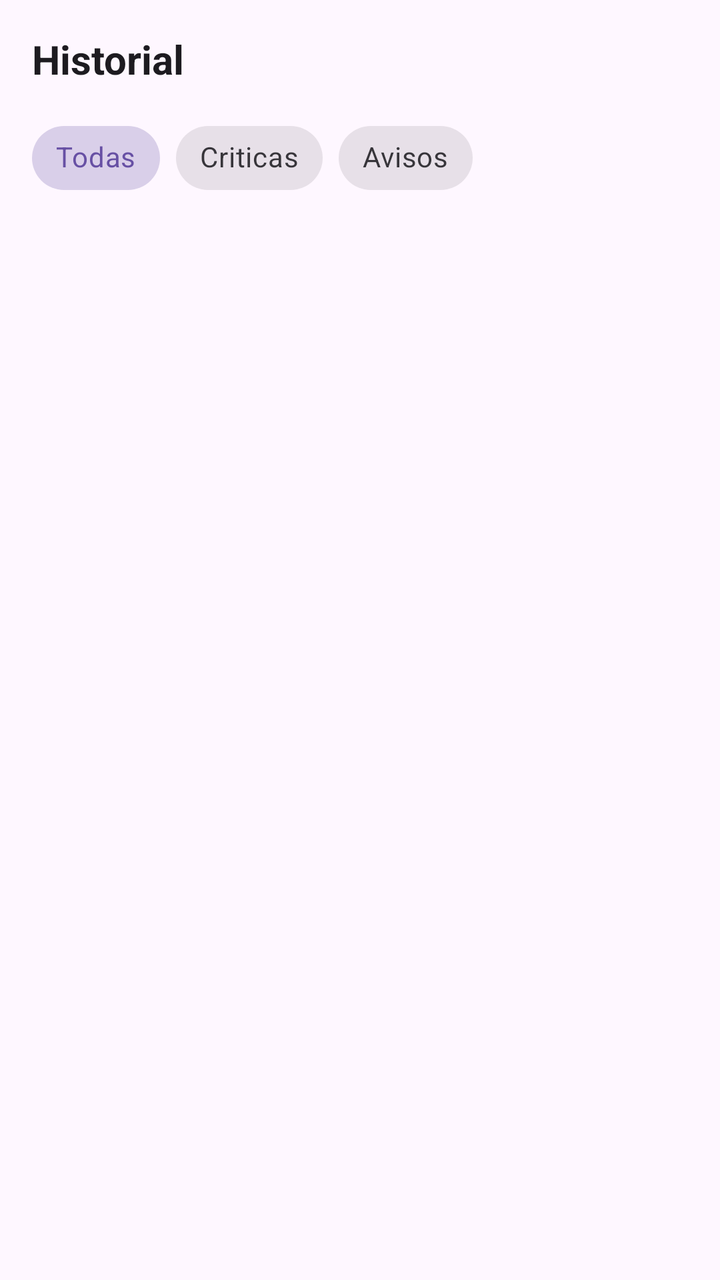
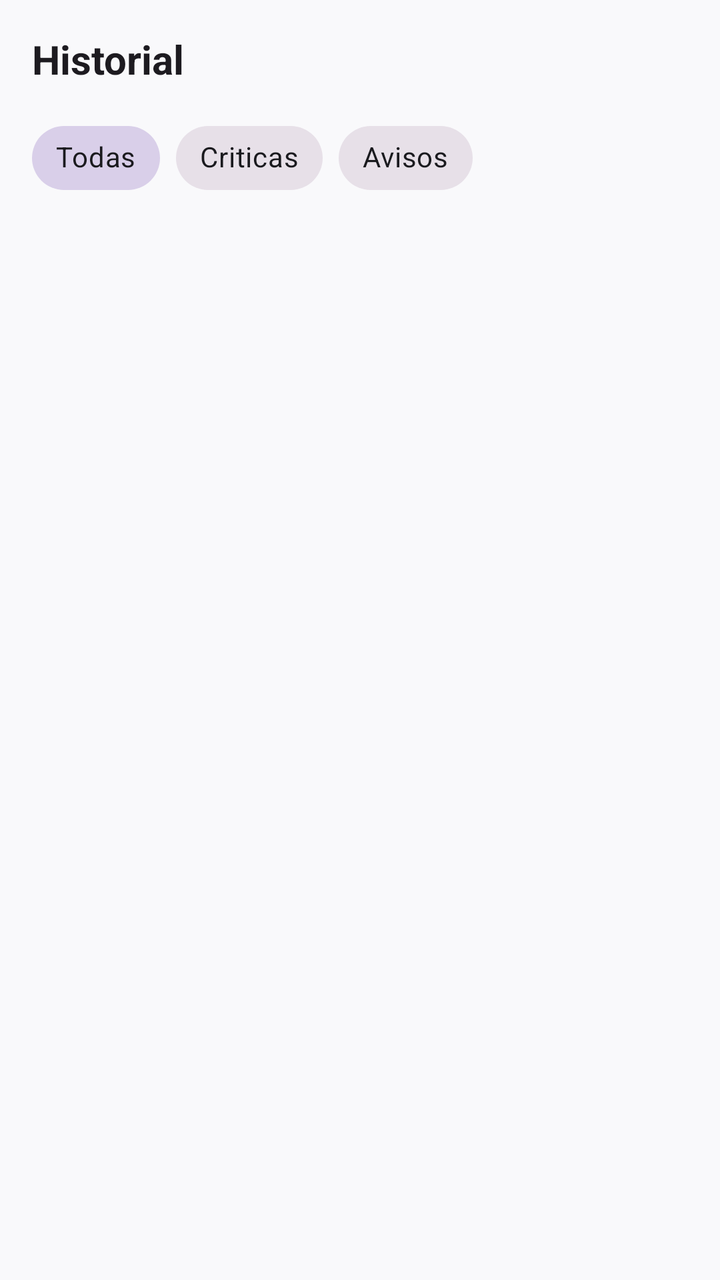

The first picture is an Android layout as it rendered before a commit; the second is the same layout after the commit. The layout source and the unified diff follow.
<!-- AndroidManifest.xml: application theme Theme.AlertBLO -->
<!-- res/layout/fragment_historial.xml -->
<?xml version="1.0" encoding="utf-8"?>
<LinearLayout xmlns:android="http://schemas.android.com/apk/res/android"
    android:orientation="vertical"
    android:layout_width="match_parent"
    android:layout_height="match_parent"
    android:padding="16dp" >

    <TextView
        android:id="@+id/historial"
        android:layout_width="match_parent"
        android:layout_height="wrap_content"
        android:text="@string/txt_historial_alertas"
        android:textSize="20sp"
        android:textStyle="bold"
        android:paddingBottom="12dp"
        android:textColor="?attr/colorOnSurface" />

    <com.google.android.material.chip.ChipGroup
        android:id="@+id/chipGroupFiltros"
        android:layout_width="match_parent"
        android:layout_height="wrap_content"
        android:paddingBottom="12dp" >

        <com.google.android.material.chip.Chip
            android:id="@+id/chipTodas"
            android:layout_width="wrap_content"
            android:layout_height="wrap_content"
            android:text="@string/txt_todas"
            android:checked="true"
            style="@style/Widget.MaterialComponents.Chip.Choice" />

        <com.google.android.material.chip.Chip
            android:id="@+id/chipAlertaCritica"
            android:layout_width="wrap_content"
            android:layout_height="wrap_content"
            android:text="@string/txt_critica"
            style="@style/Widget.MaterialComponents.Chip.Choice" />

        <com.google.android.material.chip.Chip
            android:id="@+id/chipAlertaNormal"
            android:layout_width="wrap_content"
            android:layout_height="wrap_content"
            android:text="@string/txt_aviso"
            style="@style/Widget.MaterialComponents.Chip.Choice" />

    </com.google.android.material.chip.ChipGroup>

    <FrameLayout
        android:id="@+id/contenedor_lista_historial"
        android:layout_width="match_parent"
        android:layout_height="0dp"
        android:layout_weight="1" />

</LinearLayout>
<!-- resources referenced by this layout -->
<resources>
  <string name="txt_aviso">Avisos</string>
  <string name="txt_critica">Criticas</string>
  <string name="txt_historial_alertas">Historial</string>
  <string name="txt_todas">Todas</string>
  <style name="Theme.AlertBLO" parent="Base.Theme.AlertBLO" />
  <style name="Base.Theme.AlertBLO" parent="Theme.Material3.DayNight.NoActionBar">
          
          
      </style>
</resources>

<!-- the commit's change to res/layout/fragment_historial.xml (unified diff, before → after) -->
@@ -1,9 +1,11 @@
 <?xml version="1.0" encoding="utf-8"?>
 <LinearLayout xmlns:android="http://schemas.android.com/apk/res/android"
+    xmlns:app="http://schemas.android.com/apk/res-auto"
     android:orientation="vertical"
     android:layout_width="match_parent"
     android:layout_height="match_parent"
-    android:padding="16dp" >
+    android:padding="16dp"
+    android:background="@color/fondo_pantalla">
 
     <TextView
         android:id="@+id/historial"
@@ -27,21 +29,27 @@
             android:layout_height="wrap_content"
             android:text="@string/txt_todas"
             android:checked="true"
-            style="@style/Widget.MaterialComponents.Chip.Choice" />
+            style="@style/Widget.MaterialComponents.Chip.Choice"
+            app:chipIconTint="@color/fondo_item"
+            android:textColor="@color/texto_principal" />
 
         <com.google.android.material.chip.Chip
             android:id="@+id/chipAlertaCritica"
             android:layout_width="wrap_content"
             android:layout_height="wrap_content"
             android:text="@string/txt_critica"
-            style="@style/Widget.MaterialComponents.Chip.Choice" />
+            style="@style/Widget.MaterialComponents.Chip.Choice"
+            app:chipIconTint="@color/fondo_item"
+            android:textColor="@color/texto_principal" />
 
         <com.google.android.material.chip.Chip
             android:id="@+id/chipAlertaNormal"
             android:layout_width="wrap_content"
             android:layout_height="wrap_content"
             android:text="@string/txt_aviso"
-            style="@style/Widget.MaterialComponents.Chip.Choice" />
+            style="@style/Widget.MaterialComponents.Chip.Choice"
+            app:chipIconTint="@color/fondo_item"
+            android:textColor="@color/texto_principal" />
 
     </com.google.android.material.chip.ChipGroup>
 
<!-- resource entries referenced after the edit -->
@@ -1,5 +1,8 @@
 <!-- resources referenced by this layout -->
 <resources>
+  <color name="fondo_item">#673AB7</color>
+  <color name="fondo_pantalla">#F9F9FB</color>
+  <color name="texto_principal">#1A1A1E</color>
   <string name="txt_aviso">Avisos</string>
   <string name="txt_critica">Criticas</string>
   <string name="txt_historial_alertas">Historial</string>
